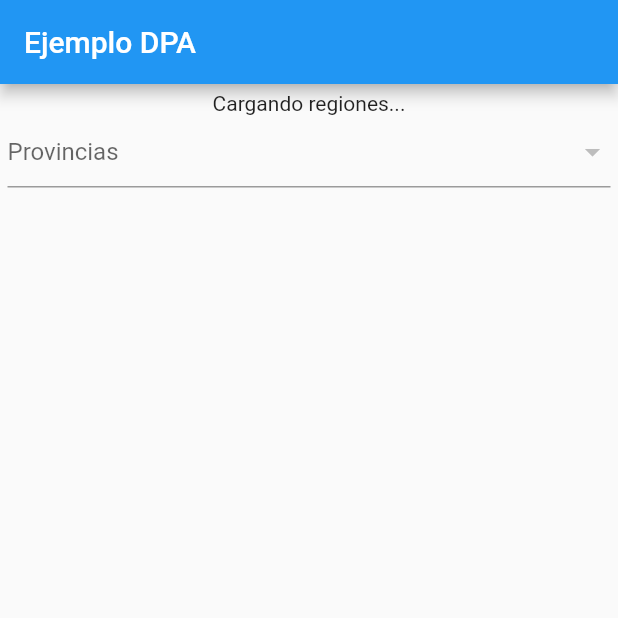
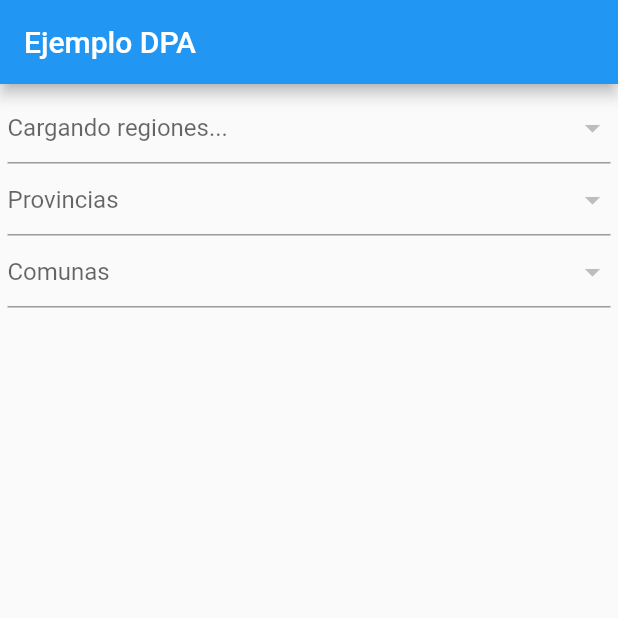
Before and after one commit to Felipe80/DAM020_2022_1, a Flutter app: the screen it shows after launch, on a phone screen of 412 x 824 dp, the top half of it. Run offline on Flutter 3.47's test engine with Material 2 defaults, Android fonts, the phone set to English and light mode, and no system bars; our stand-ins replace font_awesome_flutter, material_design_icons_flutter; network calls fail.

Commit message:
semana 7 ejercicio dpa

```diff
--- a/semana07/clase1sem7/lib/pages/dpa_page.dart
+++ b/semana07/clase1sem7/lib/pages/dpa_page.dart
@@ -9,7 +9,7 @@ class DpaPage extends StatefulWidget {
 }
 
 class _DpaPageState extends State<DpaPage> {
-  String region = '', provincia = '';
+  String region = '', provincia = '', comuna = '';
 
   @override
   Widget build(BuildContext context) {
@@ -27,7 +27,12 @@ class _DpaPageState extends State<DpaPage> {
                 future: DpaProvider().getRegiones(),
                 builder: (context, AsyncSnapshot snapshot) {
                   if (!snapshot.hasData) {
-                    return Text('Cargando regiones...');
+                    //return Text('Cargando regiones...');
+                    return DropdownButtonFormField<String>(
+                      hint: Text('Cargando regiones...'),
+                      items: [],
+                      onChanged: (valor) {},
+                    );
                   }
 
                   var regiones = snapshot.data;
@@ -44,6 +49,8 @@ class _DpaPageState extends State<DpaPage> {
                     onChanged: (nuevaRegion) {
                       setState(() {
                         region = nuevaRegion.toString();
+                        provincia = '';
+                        comuna = '';
                       });
                     },
                   );
@@ -56,8 +63,13 @@ class _DpaPageState extends State<DpaPage> {
               child: FutureBuilder(
                 future: DpaProvider().getProvincias(region),
                 builder: (context, AsyncSnapshot snapshot) {
-                  if (!snapshot.hasData) {
-                    return Text('Cargando provincias...');
+                  if (!snapshot.hasData || snapshot.connectionState == ConnectionState.waiting) {
+                    // return Text('Cargando provincias...');
+                    return DropdownButtonFormField<String>(
+                      hint: Text('Cargando provincias...'),
+                      items: [],
+                      onChanged: (valor) {},
+                    );
                   }
 
                   var provincias = snapshot.data;
@@ -69,10 +81,46 @@ class _DpaPageState extends State<DpaPage> {
                         value: provincia['codigo'],
                       );
                     }).toList(),
-                    value: null,
+                    value: provincia.isEmpty ? null : provincia,
                     onChanged: (nuevaProvincia) {
                       setState(() {
                         provincia = nuevaProvincia.toString();
+                        comuna = '';
+                      });
+                    },
+                  );
+                },
+              ),
+            ),
+
+            //comunas
+            Container(
+              child: FutureBuilder(
+                future: DpaProvider().getComunas(region, provincia),
+                builder: (context, AsyncSnapshot snapshot) {
+                  if (!snapshot.hasData || snapshot.connectionState == ConnectionState.waiting) {
+                    //return Text('Cargando comunas');
+                    return DropdownButtonFormField<String>(
+                      hint: Text('Cargando comunas...'),
+                      items: [],
+                      onChanged: (valor) {},
+                    );
+                  }
+
+                  var comunas = snapshot.data;
+
+                  return DropdownButtonFormField<String>(
+                    hint: Text('Comunas'),
+                    items: comunas.map<DropdownMenuItem<String>>((comuna) {
+                      return DropdownMenuItem<String>(
+                        child: Text(comuna['nombre']),
+                        value: comuna['codigo'],
+                      );
+                    }).toList(),
+                    value: comuna.isEmpty ? null : comuna,
+                    onChanged: (nuevaComuna) {
+                      setState(() {
+                        comuna = nuevaComuna.toString();
                       });
                     },
                   );
--- a/semana07/clase1sem7/lib/pages/monedas_page.dart
+++ b/semana07/clase1sem7/lib/pages/monedas_page.dart
@@ -32,7 +32,8 @@ class MonedasPage extends StatelessWidget {
                     child: CircularProgressIndicator(),
                   );
                 }
-                return ListView.builder(
+                return ListView.separated(
+                  separatorBuilder: ((_, __) => Divider()),
                   itemCount: snapshot.data.length,
                   itemBuilder: (context, index) {
                     var moneda = snapshot.data[index];
```
Also changed, not shown: semana07/clase1sem7/lib/providers/dpa_provider.dart (+15 -0 lines).
